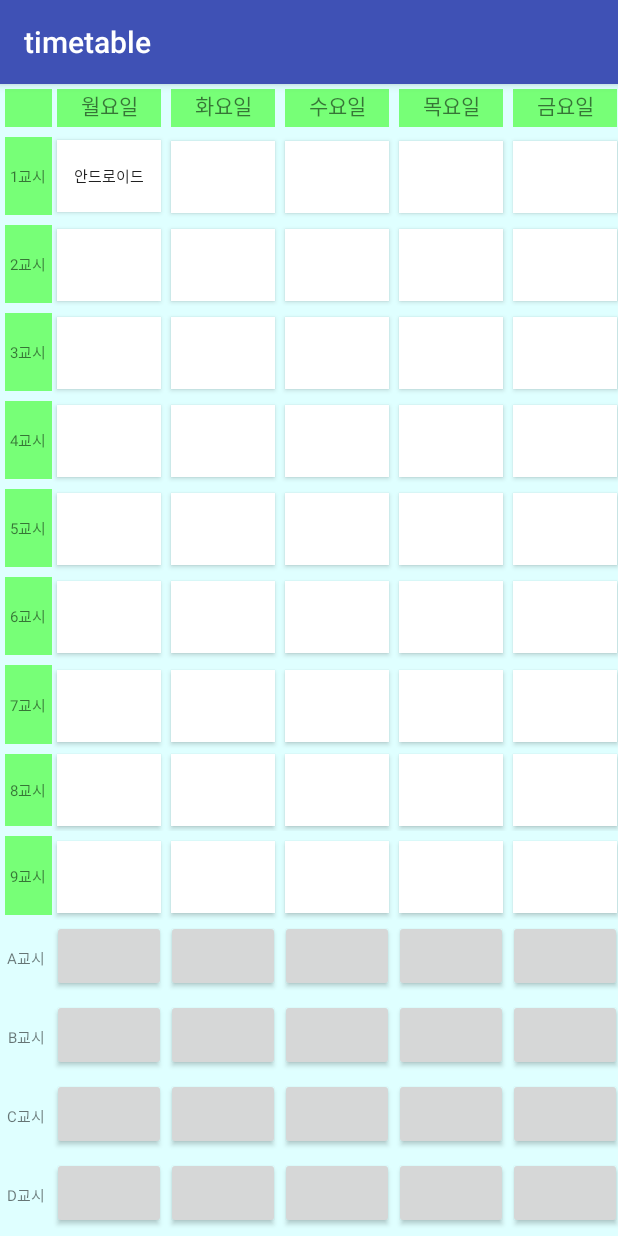
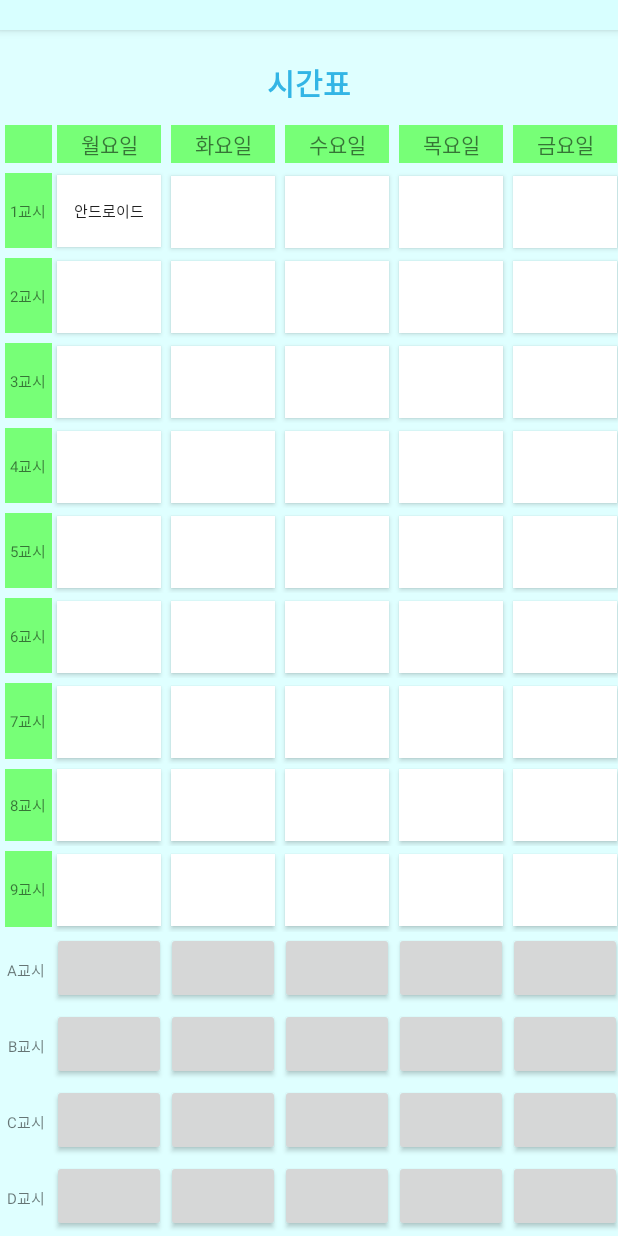
Before and after one commit to alwa09/timetable, an Android app: the TimeTableActivity screen opened directly, with no data from a screen before it, on a phone screen of 412 x 824 dp. Run offline under Robolectric (Android 15) with nearby library versions, the phone set to English and light mode, and no system bars.

Commit message:
상단 타이틀바 수정(지훈)

```diff
--- a/app/src/main/AndroidManifest.xml
+++ b/app/src/main/AndroidManifest.xml
@@ -35,5 +35,4 @@
         <activity android:name=".TimeTableActivity"></activity>
         <activity android:name=".rightPlace"></activity>
     </application>
-
 </manifest>
--- a/app/src/main/java/com/example/son/timetable/rightPlace.java
+++ b/app/src/main/java/com/example/son/timetable/rightPlace.java
@@ -68,7 +68,7 @@ public class rightPlace extends AppCompatActivity implements GoogleApiClient.OnC
 
     public void start()
     {
-
+        Log.i(LOG_TAG, "start");
         callPlaceDetectionApi();
 
     }
--- a/app/src/main/res/layout/activity_time_table.xml
+++ b/app/src/main/res/layout/activity_time_table.xml
@@ -4,12 +4,22 @@
     xmlns:tools="http://schemas.android.com/tools"
     android:layout_width="match_parent"
     android:layout_height="match_parent"
+    android:orientation="vertical"
+    android:background="#dfffff"
     tools:context="com.example.son.timetable.TimeTableActivity">
-
+    <TextView
+        android:layout_width="match_parent"
+        android:layout_height="wrap_content"
+        android:gravity="center"
+        android:textSize = "20dp"
+        android:textStyle="bold"
+        android:textColor="@android:color/holo_blue_light"
+        android:layout_marginTop="20dp"
+        android:layout_marginBottom="10dp"
+        android:text="시간표"/>
     <TableLayout
         android:layout_width="match_parent"
         android:layout_height="match_parent"
-        android:background="#dfffff"
         android:shrinkColumns="0,1,2,3,4,5">
         <TableRow
             android:layout_height="50dp">
@@ -23,11 +33,11 @@
                 android:layout_marginTop="3dp"
                 android:layout_marginLeft="3dp"
                 android:layout_width="50dp"/>
-            <TextView android:text="월요일" android:layout_height="25dp" android:background="#77ff77" android:layout_margin="3dp" android:textAlignment="center"/>
-            <TextView android:text="화요일" android:layout_height="25dp" android:background="#77ff77" android:layout_margin="3dp" android:textAlignment="center"/>
-            <TextView android:text="수요일" android:layout_height="25dp" android:background="#77ff77" android:layout_margin="3dp" android:textAlignment="center"/>
-            <TextView android:text="목요일" android:layout_height="25dp" android:background="#77ff77" android:layout_margin="3dp" android:textAlignment="center"/>
-            <TextView android:text="금요일" android:layout_height="25dp" android:background="#77ff77" android:layout_margin="3dp" android:textAlignment="center"/>
+            <TextView android:text="월요일" android:layout_height="25dp" android:background="#77ff77" android:layout_margin="3dp" android:gravity="center"/>
+            <TextView android:text="화요일" android:layout_height="25dp" android:background="#77ff77" android:layout_margin="3dp" android:gravity="center"/>
+            <TextView android:text="수요일" android:layout_height="25dp" android:background="#77ff77" android:layout_margin="3dp" android:gravity="center"/>
+            <TextView android:text="목요일" android:layout_height="25dp" android:background="#77ff77" android:layout_margin="3dp" android:gravity="center"/>
+            <TextView android:text="금요일" android:layout_height="25dp" android:background="#77ff77" android:layout_margin="3dp" android:gravity="center"/>
         </TableRow>
         <TableRow
             android:layout_weight="1">
--- a/app/src/main/res/values/colors.xml
+++ b/app/src/main/res/values/colors.xml
@@ -2,5 +2,7 @@
 <resources>
     <color name="colorPrimary">#3F51B5</color>
     <color name="colorPrimaryDark">#303F9F</color>
+    <color name="colorSkyBlue">#d8ffff</color>
+    <color name="colorBlack">#000000</color>
     <color name="colorAccent">#FF4081</color>
 </resources>
--- a/app/src/main/res/values/strings.xml
+++ b/app/src/main/res/values/strings.xml
@@ -1,3 +1,3 @@
 <resources>
-    <string name="app_name">timetable</string>
+    <string name="app_name"></string>
 </resources>
--- a/app/src/main/res/values/styles.xml
+++ b/app/src/main/res/values/styles.xml
@@ -3,9 +3,10 @@
     <!-- Base application theme. -->
     <style name="AppTheme" parent="Theme.AppCompat.Light.DarkActionBar">
         <!-- Customize your theme here. -->
-        <item name="colorPrimary">@color/colorPrimary</item>
-        <item name="colorPrimaryDark">@color/colorPrimaryDark</item>
+        <item name="colorPrimary">@color/colorSkyBlue</item>
+        <item name="colorPrimaryDark">@color/colorBlack</item>
         <item name="colorAccent">@color/colorAccent</item>
+        <item name="actionBarSize">20dp</item>
     </style>
 
 </resources>
```
